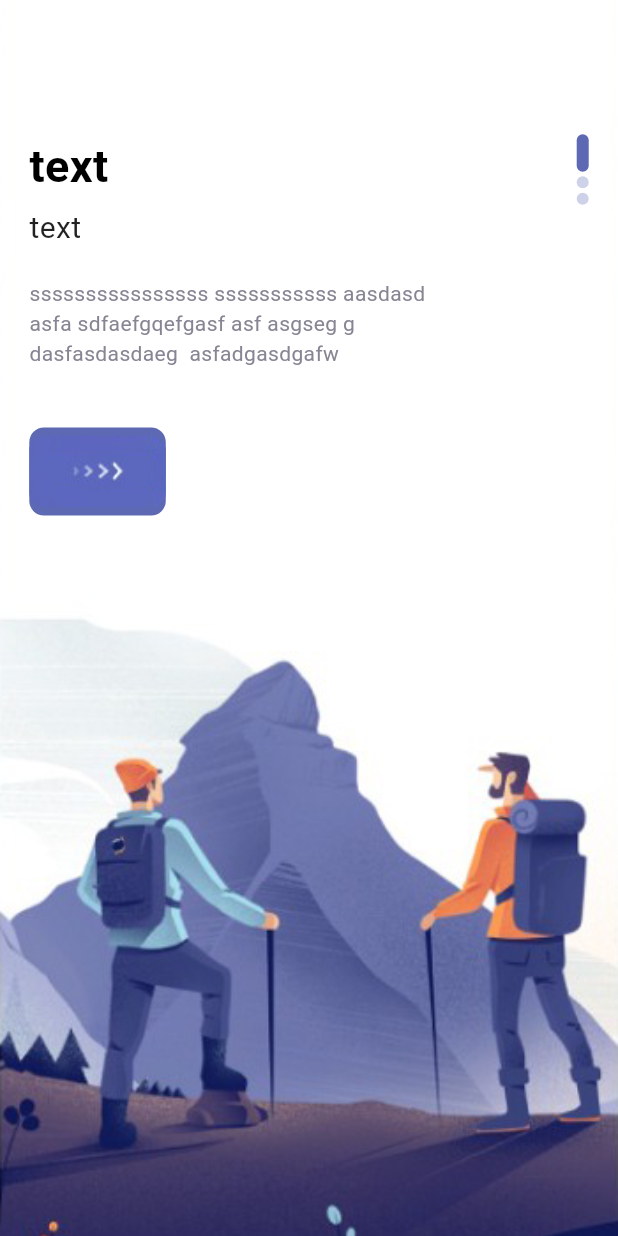
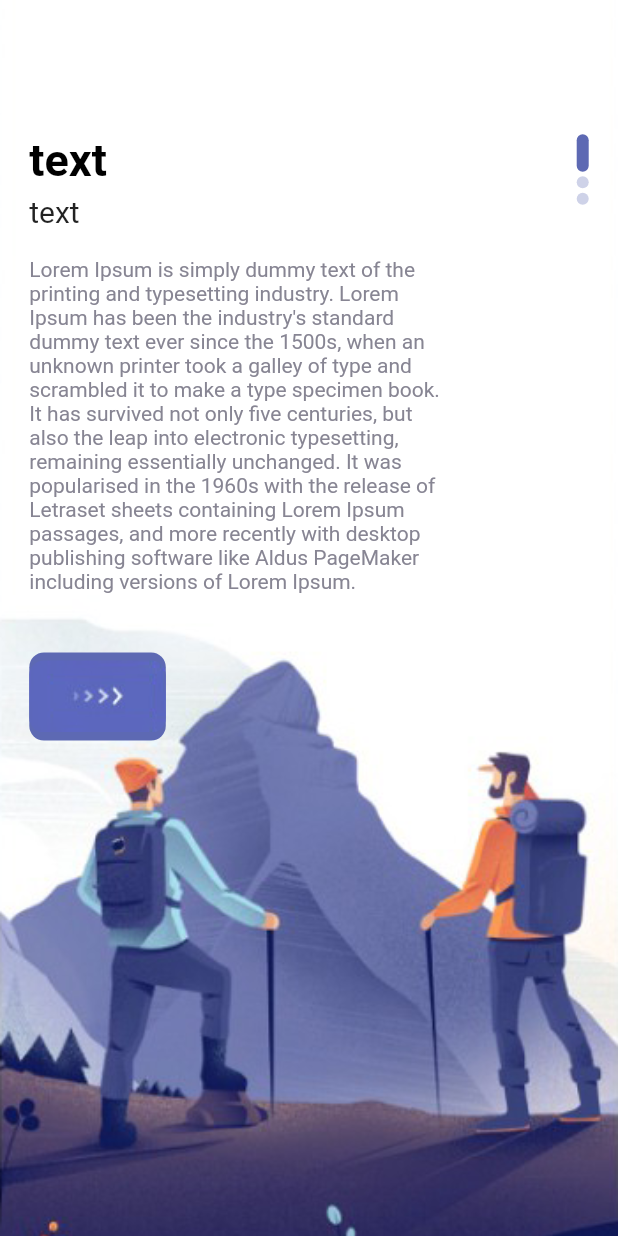
Before and after one commit to JoeTP/travel_application, a Flutter app: the screen it shows after launch, on a phone screen of 412 x 824 dp. Run offline on Flutter 3.47's test engine with Material 3 defaults, Android fonts, the phone set to English and light mode, and no system bars; our stand-ins replace bloc, equatable, flutter_bloc, get.

Commit message:
latest update

```diff
--- /dev/null
+++ b/lib/constant/const.dart
@@ -0,0 +1 @@
+const LOREM = "Lorem Ipsum is simply dummy text of the printing and typesetting industry. Lorem Ipsum has been the industry's standard dummy text ever since the 1500s, when an unknown printer took a galley of type and scrambled it to make a type specimen book. It has survived not only five centuries, but also the leap into electronic typesetting, remaining essentially unchanged. It was popularised in the 1960s with the release of Letraset sheets containing Lorem Ipsum passages, and more recently with desktop publishing software like Aldus PageMaker including versions of Lorem Ipsum.";
--- a/lib/main.dart
+++ b/lib/main.dart
@@ -23,6 +23,7 @@ class MyApp extends StatelessWidget {
       title: 'Flutter Demo',
       debugShowCheckedModeBanner: false,
       theme: ThemeData(
+        useMaterial3: false,
         // This is the theme of your application.
         //
         // Try running your application with "flutter run". You'll see the
--- a/lib/pages/welcome_pages.dart
+++ b/lib/pages/welcome_pages.dart
@@ -5,6 +5,7 @@ import 'package:travel_app/reusable/dimensions.dart';
 import 'package:travel_app/reusable/responsive_button.dart';
 import 'package:travel_app/reusable/text_style.dart';
 
+import '../constant/const.dart';
 import '../reusable/colors.dart';
 
 class WelcomePage extends StatefulWidget {
@@ -62,7 +63,7 @@ class _WelcomePageState extends State<WelcomePage> {
                     ),
                     Container(
                       width: Dimensions.width120*2.3,
-                      child: SmallText(size:14,text: 'ssssssssssssssss sssssssssss aasdasd asfa sdfaefgqefgasf asf asgseg g dasfasdasdaeg  asfadgasdgafw',),
+                      child: SmallText(size:14,text: LOREM,),
                     ),
                     SizedBox(
                       height: Dimensions.height20*2,
```
Also changed, not shown: pubspec.lock, 2 other files.
